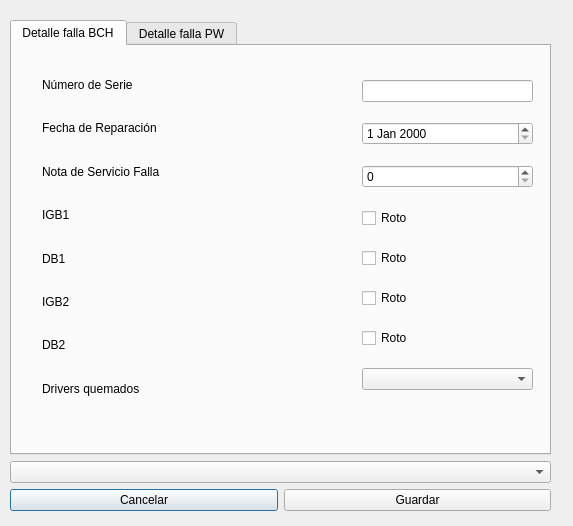
This is BD-VVVF/asociarfalla.ui in Hombre7Electrico/VVVF_PPS-2- as Qt 5 draws it before an edit. The edited form follows.
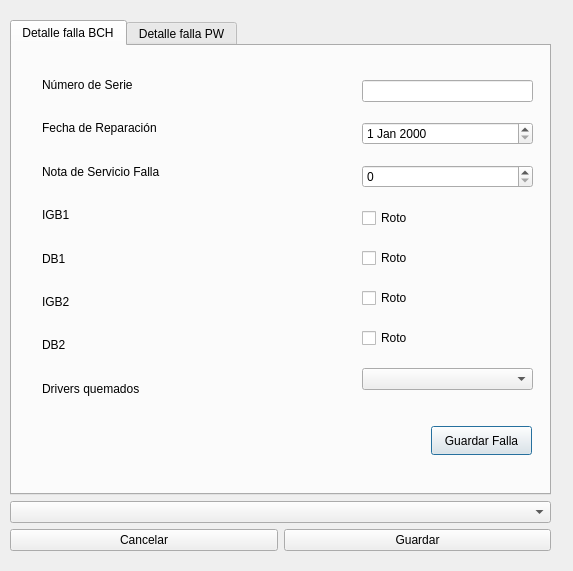
This is the edited form. The open tabs and pages were chosen to show the change.

Patch:
```diff
--- a/BD-VVVF/asociarfalla.ui
+++ b/BD-VVVF/asociarfalla.ui
@@ -7,19 +7,19 @@
     <x>0</x>
     <y>0</y>
     <width>573</width>
-    <height>526</height>
+    <height>571</height>
    </rect>
   </property>
   <property name="windowTitle">
    <string>Dialog</string>
   </property>
-  <widget class="QWidget" name="">
+  <widget class="QWidget" name="layoutWidget">
    <property name="geometry">
     <rect>
      <x>10</x>
      <y>20</y>
      <width>541</width>
-     <height>491</height>
+     <height>531</height>
     </rect>
    </property>
    <layout class="QVBoxLayout" name="verticalLayout_4">
@@ -32,7 +32,7 @@
        <attribute name="title">
         <string>Detalle falla BCH</string>
        </attribute>
-       <widget class="QWidget" name="">
+       <widget class="QWidget" name="layoutWidget">
         <property name="geometry">
          <rect>
           <x>30</x>
@@ -100,7 +100,7 @@
          </item>
         </layout>
        </widget>
-       <widget class="QWidget" name="">
+       <widget class="QWidget" name="layoutWidget">
         <property name="geometry">
          <rect>
           <x>191</x>
@@ -138,7 +138,7 @@
          </item>
         </layout>
        </widget>
-       <widget class="QWidget" name="">
+       <widget class="QWidget" name="layoutWidget">
         <property name="geometry">
          <rect>
           <x>350</x>
@@ -190,6 +190,19 @@
          </item>
         </layout>
        </widget>
+       <widget class="QPushButton" name="pushButton_3">
+        <property name="geometry">
+         <rect>
+          <x>419</x>
+          <y>380</y>
+          <width>101</width>
+          <height>29</height>
+         </rect>
+        </property>
+        <property name="text">
+         <string>Guardar Falla</string>
+        </property>
+       </widget>
       </widget>
       <widget class="QWidget" name="tab_2">
        <attribute name="title">
```
Left out of the diff: 57 changed lines with no effect on the pictures.
